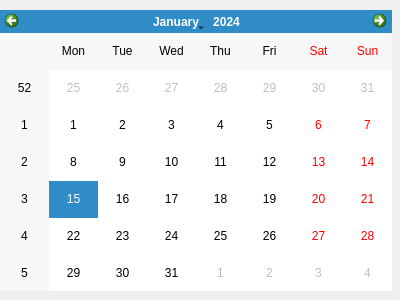
Above: ventanaCalendarioSancion.ui from estefaniapenide/DI-Biblioteca before the change. Below: the same form after it.
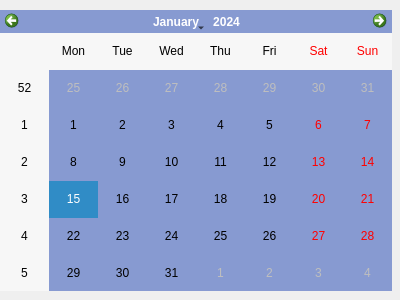
That is the form after the change. Icons and pictures are not drawn.

The edit to the form file:
```diff
--- a/ventanaCalendarioSancion.ui
+++ b/ventanaCalendarioSancion.ui
@@ -26,6 +26,9 @@
      <height>281</height>
     </rect>
    </property>
+   <property name="styleSheet">
+    <string notr="true">background-color:rgb(135, 154, 209)</string>
+   </property>
   </widget>
  </widget>
  <resources>
```
